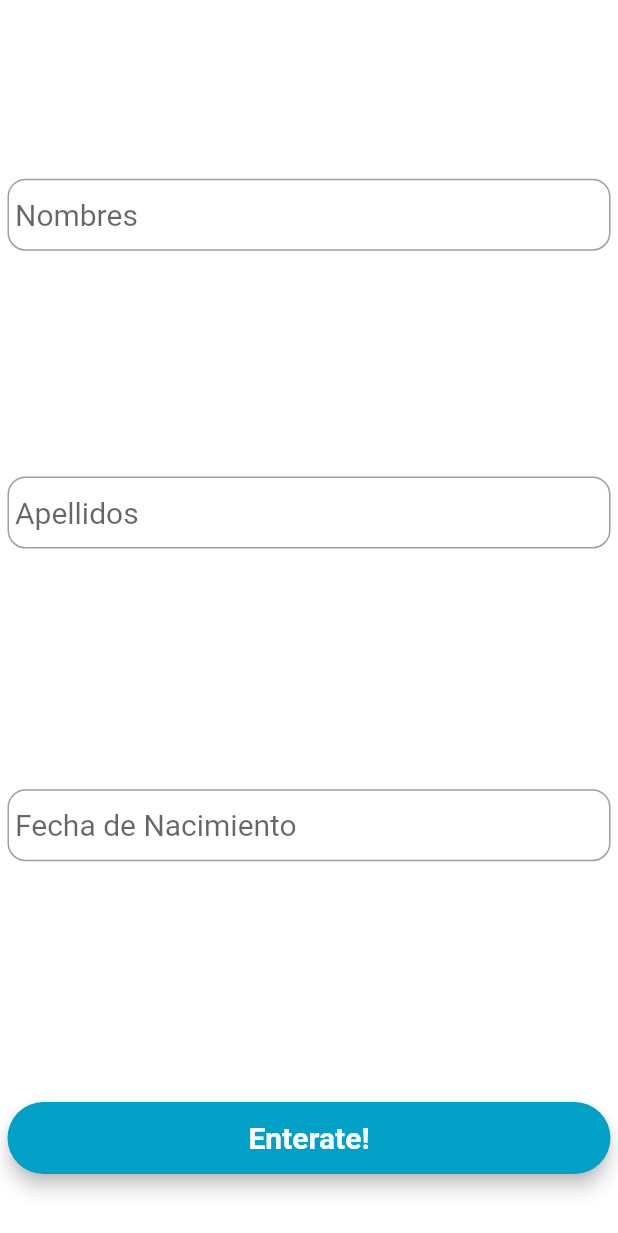
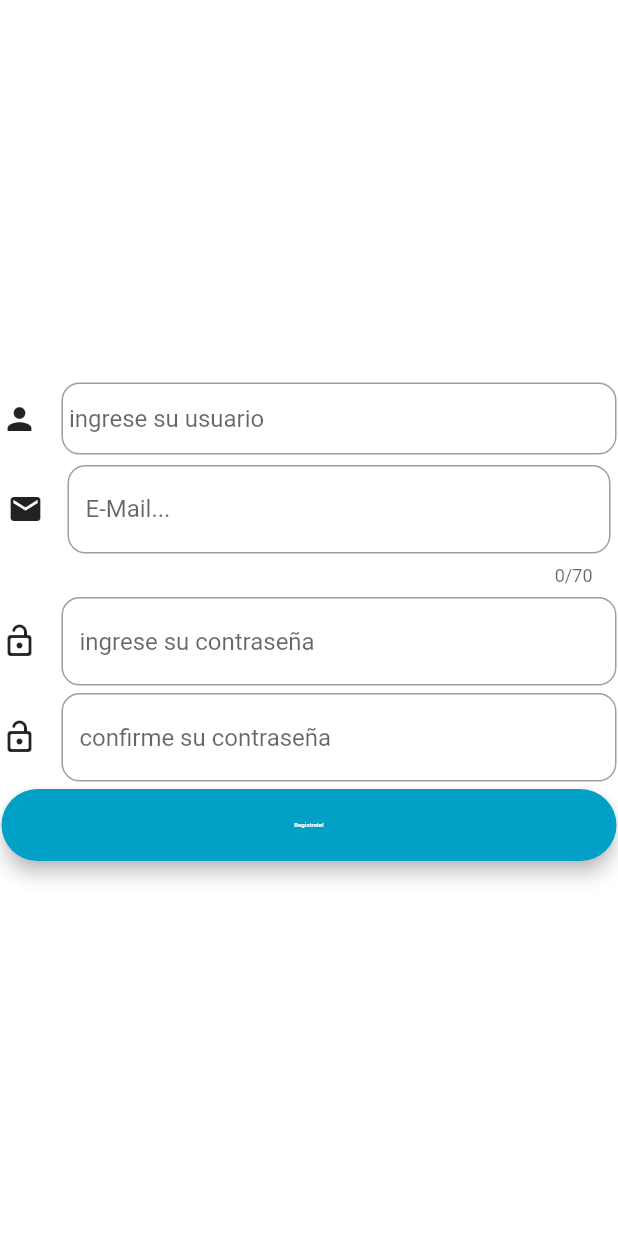
Before and after one commit to ealvan/Dart, a Flutter app: the screen it shows after launch, on a phone screen of 412 x 824 dp. Shown: the top 1233 px of the screen. Run offline on Flutter 3.47's test engine with Material 2 defaults, Android fonts, the phone set to English and light mode, and no system bars; Roboto replaces fonts that are missing (Montserrat).

```diff
--- a/lib/main.dart
+++ b/lib/main.dart
@@ -1,6 +1,7 @@
 import 'package:flutter/material.dart';
 import 'estudio_time/time.dart';
 
+//import 'package:flutter_auth_buttons/flutter_auth_buttons.dart';
 void main() {
   runApp(MyApp());
 }
@@ -17,6 +18,46 @@ class MyApp extends StatelessWidget {
   }
 }
 
+// ************************************************
+class EMailTextFormField extends StatefulWidget {
+  final void Function(String email) onSaved;
+
+  const EMailTextFormField({Key key, this.onSaved}) : super(key: key);
+
+  @override
+  EMailTextFormFieldState createState() => EMailTextFormFieldState();
+}
+
+class EMailTextFormFieldState extends State<EMailTextFormField> {
+  final _email = TextEditingController();
+
+  @override
+  Widget build(BuildContext context) {
+    return Container(
+      padding: const EdgeInsets.symmetric(horizontal: 4.0, vertical: 2.0),
+      child: TextFormField(
+        decoration: InputDecoration(
+          icon: Icon(Icons.email,
+              size: IconTheme.of(context).size,
+              color: IconTheme.of(context).color),
+          labelText: 'E-Mail...',
+          border: OutlineInputBorder(borderRadius: BorderRadius.circular(12.0)),
+        ),
+        keyboardType: TextInputType.emailAddress,
+        controller: _email,
+        validator: _validateEmail,
+        maxLength: 70,
+        onSaved: widget.onSaved, //callback
+      ),
+    );
+  }
+
+  String _validateEmail(String email) {
+    // validate E-Mail function...
+  }
+}
+
+//************************************************ */
 class MyHome extends StatefulWidget {
   MyHome({Key key, this.title}) : super(key: key);
   final String title;
@@ -24,29 +65,68 @@ class MyHome extends StatefulWidget {
 }
 
 class _MyHome extends State<MyHome> {
-  TextStyle style = TextStyle(fontFamily: "Montserrat", fontSize: 20.0);
-
+  TextStyle style = TextStyle(fontFamily: "Montserrat", fontSize: 4.0);
+  String _email;
   Widget build(BuildContext context) {
-    final myController_nombre = TextEditingController();
+    final myController_usuario = TextEditingController();
     final myController_apellidos = TextEditingController();
     final myController_nacimiento = TextEditingController();
     void dispose() {
       // Clean up the controller when the widget is disposed.
-      myController_nombre.dispose();
+      myController_usuario.dispose();
       myController_apellidos.dispose();
       myController_nacimiento.dispose();
       super.dispose();
     }
 
-    final nombre = TextField(
-        controller: myController_nombre,
-        style: style,
+    // User field
+    final usuario = TextField(
+        controller: myController_usuario,
         decoration: InputDecoration(
+          icon: Icon(Icons.person,
+              size: IconTheme.of(context).size,
+              color: IconTheme.of(context).color),
           contentPadding: EdgeInsets.all(5.0),
-          hintText: "Nombres",
+          hintText: "ingrese su usuario",
           border: OutlineInputBorder(borderRadius: BorderRadius.circular(12.0)),
         ));
-
+    // email Field
+    final emailField = EMailTextFormField(
+      onSaved: (String email) => _email = email,
+    );
+    final googleButton = TextFormField(
+      decoration: InputDecoration(
+        icon: Icon(Icons.email,
+            size: IconTheme.of(context).size,
+            color: IconTheme.of(context).color),
+        labelText: 'Ingrese su email',
+      ),
+    );
+    //contrasenia
+    final password = TextField(
+      decoration: InputDecoration(
+        icon: Icon(Icons.lock_open_rounded,
+            size: IconTheme.of(context).size,
+            color: IconTheme.of(context).color),
+        border: OutlineInputBorder(borderRadius: BorderRadius.circular(12.0)),
+        hintText: 'ingrese su contraseña',
+      ),
+      autofocus: false,
+      obscureText: true,
+    );
+    //CON firm Password
+    final confirmPassword = TextField(
+      decoration: InputDecoration(
+        icon: Icon(Icons.lock_open_rounded,
+            size: IconTheme.of(context).size,
+            color: IconTheme.of(context).color),
+        border: OutlineInputBorder(borderRadius: BorderRadius.circular(12.0)),
+        hintText: 'confirme su contraseña',
+      ),
+      autofocus: false,
+      obscureText: true,
+    );
+//*************************************** */
     final apellidos = TextField(
         controller: myController_apellidos,
         style: style,
@@ -63,8 +143,9 @@ class _MyHome extends State<MyHome> {
           hintText: "Fecha de Nacimiento",
           border: OutlineInputBorder(borderRadius: BorderRadius.circular(12.0)),
         ));
+//***************************************
 
-    final loginButon = Material(
+    final registerButton = Material(
       elevation: 5.0,
       borderRadius: BorderRadius.circular(30.0),
       color: Color(0xff01A0C7),
@@ -72,21 +153,18 @@ class _MyHome extends State<MyHome> {
         minWidth: MediaQuery.of(context).size.width,
         padding: EdgeInsets.all(5.0),
         onPressed: () {
-          Cabala persona1 = new Cabala(
-              myController_nombre.text + ' ' + myController_apellidos.text,
-              myController_nacimiento.text);
           return showDialog(
             context: context,
             builder: (context) {
               return AlertDialog(
                 // Retrieve the text the user has entered by using the
                 // TextEditingController.
-                content: Text(persona1.toString()),
+                content: Text('su registro fue exitoso!!'),
               );
             },
           );
         },
-        child: Text("Enterate!",
+        child: Text("Registrate!",
             textAlign: TextAlign.center,
             style: style.copyWith(
                 color: Colors.white, fontWeight: FontWeight.bold)),
@@ -97,23 +175,27 @@ class _MyHome extends State<MyHome> {
         child: Container(
           color: Colors.white,
           child: Padding(
-            padding: const EdgeInsets.all(5.0),
+            padding: const EdgeInsets.all(1.0),
             child: Column(
               crossAxisAlignment: CrossAxisAlignment.center,
-              mainAxisAlignment: MainAxisAlignment.spaceAround,
+              mainAxisAlignment: MainAxisAlignment.center,
               children: <Widget>[
                 SizedBox(height: 5.0),
-                nombre,
+                usuario,
                 SizedBox(height: 5.0),
-                apellidos,
+                emailField,
                 SizedBox(
-                  height: 15.0,
+                  height: 5.0,
                 ),
-                fechaNacimiento,
+                password,
                 SizedBox(
-                  height: 15.0,
+                  height: 5.0,
                 ),
-                loginButon,
+                confirmPassword,
+                SizedBox(
+                  height: 5.0,
+                ),
+                registerButton,
               ],
             ),
           ),
```
